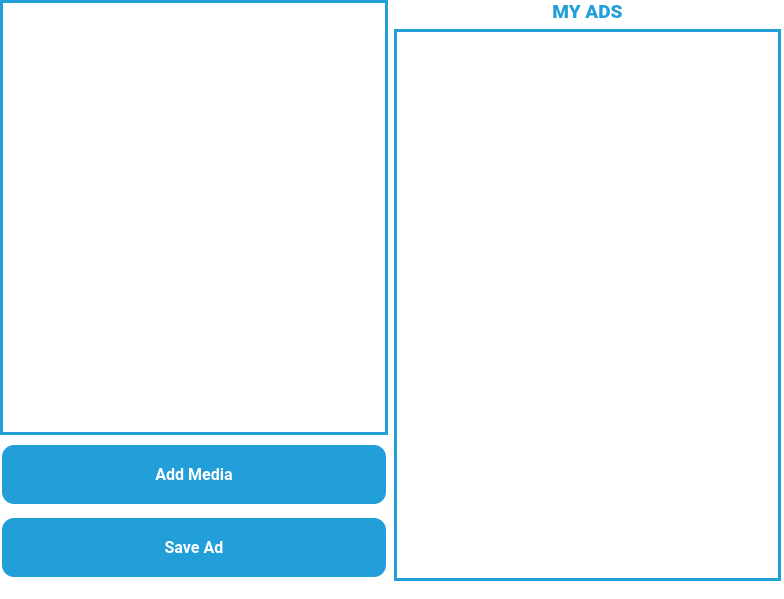
First picture: the form in Interfaces/add_ad.ui, repository saidberk27/tast-telegram-bot, before the edit.
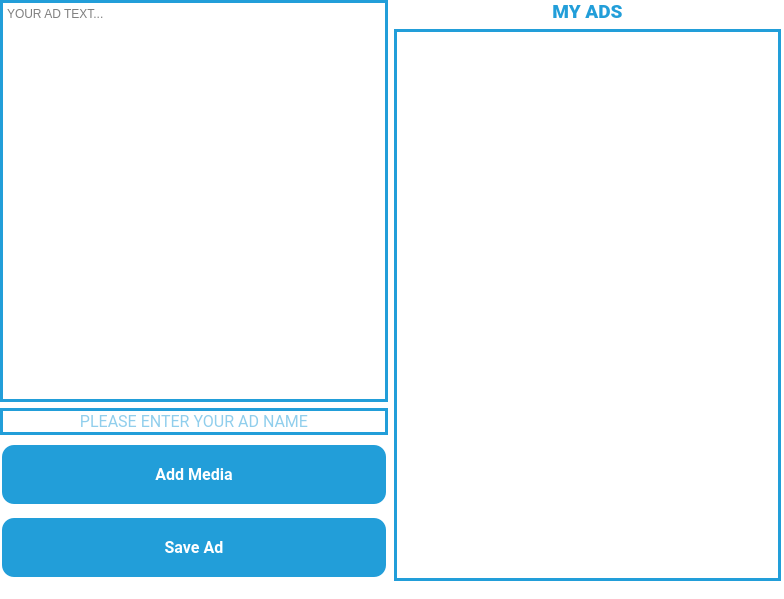
Second picture: the form after the edit.

The edit to the form file:
```diff
--- a/Interfaces/add_ad.ui
+++ b/Interfaces/add_ad.ui
@@ -76,6 +76,34 @@
          <property name="styleSheet">
           <string notr="true">border:3px solid rgb(34, 158, 217);</string>
          </property>
+         <property name="placeholderText">
+          <string>YOUR AD TEXT...</string>
+         </property>
+        </widget>
+       </item>
+       <item>
+        <widget class="QLineEdit" name="adNameLineEdit">
+         <property name="font">
+          <font>
+           <family>Roboto</family>
+           <pointsize>12</pointsize>
+           <weight>50</weight>
+           <bold>false</bold>
+          </font>
+         </property>
+         <property name="styleSheet">
+          <string notr="true">border:3px solid rgb(34, 158, 217);
+color:rgb(34, 158, 217)</string>
+         </property>
+         <property name="text">
+          <string/>
+         </property>
+         <property name="alignment">
+          <set>Qt::AlignCenter</set>
+         </property>
+         <property name="placeholderText">
+          <string>PLEASE ENTER YOUR AD NAME</string>
+         </property>
         </widget>
        </item>
        <item>
```
